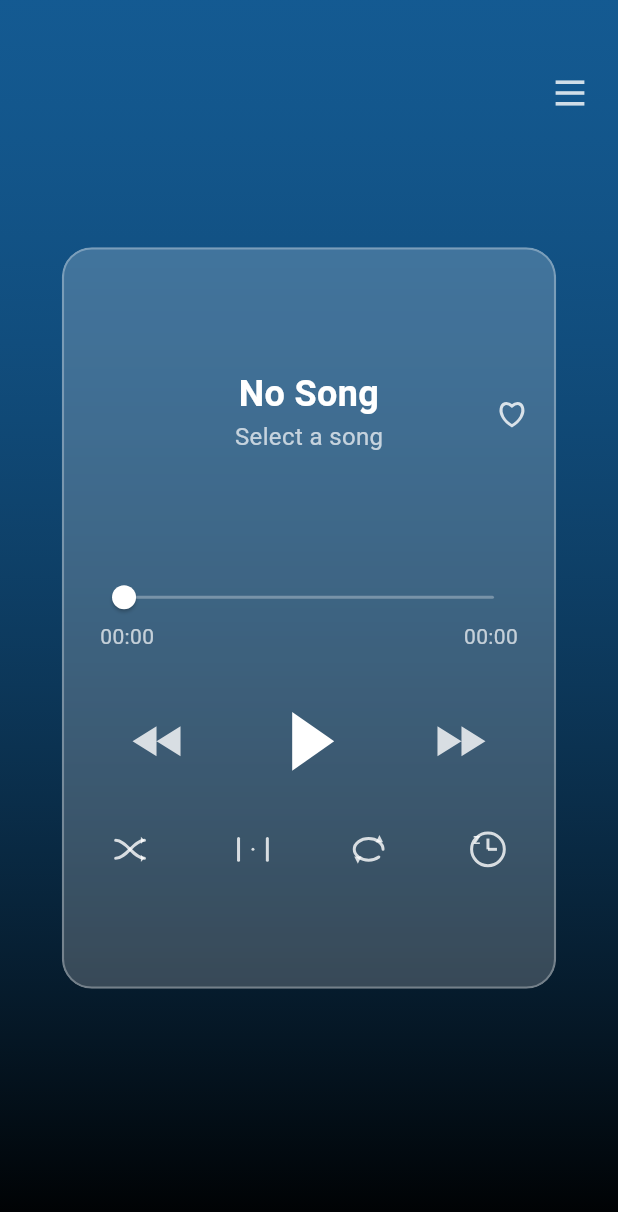
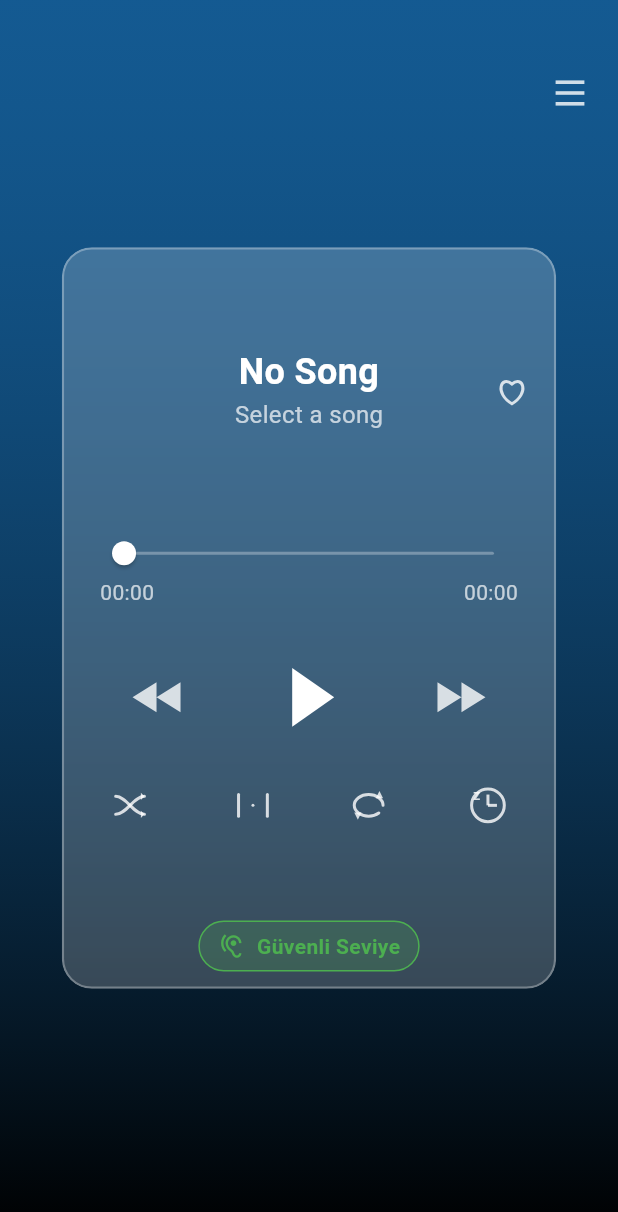
Before and after one commit to mhmtlger12/music-player-app, a Flutter app: the screen it shows after launch, on a phone screen of 412 x 824 dp. Shown: the top 1212 px of the screen. Run offline on Flutter 3.47's test engine with Material 3 defaults, Android fonts, the phone set to English and light mode, and no system bars; our stand-ins replace bloc, equatable, flutter_bloc, just_audio, just_audio_background, local_auth and 5 more; missing offline and left inert: audio_session; Roboto replaces fonts that are missing (Poppins); statements that could not run were skipped.

```diff
--- a/lib/application/bloc/player_bloc.dart
+++ b/lib/application/bloc/player_bloc.dart
@@ -6,6 +6,7 @@ import 'package:just_audio/just_audio.dart';
 import 'package:music_player/services/audio_player_service.dart';
 import 'package:music_player/services/favorites_service.dart';
 import 'package:music_player/services/headphone_detection_service.dart';
+import 'package:music_player/services/audio_level_service.dart';
 import 'package:on_audio_query/on_audio_query.dart';
 
 part 'player_event.dart';
@@ -15,20 +16,24 @@ class PlayerBloc extends Bloc<PlayerEvent, PlayerState> {
   final AudioPlayerService _audioPlayerService;
   final HeadphoneDetectionService _headphoneDetectionService;
   final FavoritesService _favoritesService;
+  final AudioLevelService _audioLevelService;
   StreamSubscription? _playingSubscription;
   StreamSubscription? _positionSubscription;
   StreamSubscription? _durationSubscription;
   StreamSubscription? _headphoneSubscription;
   StreamSubscription? _colorSubscription;
+  StreamSubscription? _levelSubscription;
   Timer? _sleepTimer;
 
   PlayerBloc({
     required AudioPlayerService audioPlayerService,
     required HeadphoneDetectionService headphoneDetectionService,
     required FavoritesService favoritesService,
+    required AudioLevelService audioLevelService,
   })  : _audioPlayerService = audioPlayerService,
         _headphoneDetectionService = headphoneDetectionService,
         _favoritesService = favoritesService,
+        _audioLevelService = audioLevelService,
         super(const PlayerState()) {
     on<PlayRequested>(_onPlayRequested);
     on<PauseRequested>(_onPauseRequested);
@@ -40,6 +45,7 @@ class PlayerBloc extends Bloc<PlayerEvent, PlayerState> {
     on<LoopModeChanged>(_onLoopModeChanged);
     on<FavoriteToggled>(_onFavoriteToggled);
     on<SleepTimerSet>(_onSleepTimerSet);
+    on<_DecibelLevelChanged>(_onDecibelLevelChanged);
 
     _playingSubscription = _audioPlayerService.playingStream.listen((isPlaying) {
       if (isPlaying) {
@@ -70,6 +76,10 @@ class PlayerBloc extends Bloc<PlayerEvent, PlayerState> {
     _colorSubscription = _audioPlayerService.dominantColorStream.listen((color) {
       emit(state.copyWith(dominantColor: color));
     });
+
+    _levelSubscription = _audioLevelService.levelStream.listen((level) {
+      add(_DecibelLevelChanged(level));
+    });
   }
 
   @override
@@ -79,6 +89,7 @@ class PlayerBloc extends Bloc<PlayerEvent, PlayerState> {
     _durationSubscription?.cancel();
     _headphoneSubscription?.cancel();
     _colorSubscription?.cancel();
+    _levelSubscription?.cancel();
     _sleepTimer?.cancel();
     return super.close();
   }
@@ -157,4 +168,8 @@ class PlayerBloc extends Bloc<PlayerEvent, PlayerState> {
     }
     emit(state.copyWith(sleepTimerDuration: event.duration));
   }
+
+  void _onDecibelLevelChanged(_DecibelLevelChanged event, Emitter<PlayerState> emit) {
+    emit(state.copyWith(decibelLevel: event.level));
+  }
 }
--- a/lib/application/bloc/player_event.dart
+++ b/lib/application/bloc/player_event.dart
@@ -39,6 +39,14 @@ class SleepTimerSet extends PlayerEvent {
   List<Object> get props => []; // Nullable olduğu için props'a eklemiyoruz
 }
 
+class _DecibelLevelChanged extends PlayerEvent {
+  final double level;
+  const _DecibelLevelChanged(this.level);
+
+  @override
+  List<Object> get props => [level];
+}
+
 class SeekRequested extends PlayerEvent {
   final Duration position;
   const SeekRequested({required this.position});
--- a/lib/application/bloc/player_state.dart
+++ b/lib/application/bloc/player_state.dart
@@ -14,6 +14,7 @@ class PlayerState extends Equatable {
   final Color dominantColor;
   final bool isFavorite;
   final Duration? sleepTimerDuration;
+  final double decibelLevel;
 
   const PlayerState({
     this.status = PlayerStatus.initial,
@@ -26,6 +27,7 @@ class PlayerState extends Equatable {
     this.dominantColor = Colors.blue, // Default color
     this.isFavorite = false,
     this.sleepTimerDuration,
+    this.decibelLevel = -100.0,
   });
 
   PlayerState copyWith({
@@ -39,6 +41,7 @@ class PlayerState extends Equatable {
     Color? dominantColor,
     bool? isFavorite,
     Duration? sleepTimerDuration,
+    double? decibelLevel,
   }) {
     return PlayerState(
       status: status ?? this.status,
@@ -51,9 +54,10 @@ class PlayerState extends Equatable {
       dominantColor: dominantColor ?? this.dominantColor,
       isFavorite: isFavorite ?? this.isFavorite,
       sleepTimerDuration: sleepTimerDuration ?? this.sleepTimerDuration,
+      decibelLevel: decibelLevel ?? this.decibelLevel,
     );
   }
 
   @override
-  List<Object?> get props => [status, currentSong, position, duration, errorMessage, isShuffle, loopMode, dominantColor, isFavorite, sleepTimerDuration];
+  List<Object?> get props => [status, currentSong, position, duration, errorMessage, isShuffle, loopMode, dominantColor, isFavorite, sleepTimerDuration, decibelLevel];
 }
--- a/lib/main.dart
+++ b/lib/main.dart
@@ -6,7 +6,9 @@ import 'package:music_player/presentation/screens/home_screen.dart';
 import 'package:music_player/services/audio_player_service.dart';
 import 'package:music_player/services/favorites_service.dart';
 import 'package:music_player/services/headphone_detection_service.dart';
+import 'package:music_player/services/audio_level_service.dart';
 import 'package:just_audio_background/just_audio_background.dart';
+import 'package:music_player/presentation/screens/auth_screen.dart';
 
 Future<void> main() async { // async yaptık
   // Arkaplan servisini başlat
@@ -40,6 +42,7 @@ Future<void> main() async { // async yaptık
         RepositoryProvider(create: (context) => AudioPlayerService()),
         RepositoryProvider(create: (context) => HeadphoneDetectionService()),
         RepositoryProvider(create: (context) => FavoritesService()),
+        RepositoryProvider(create: (context) => AudioLevelService()),
       ],
       child: const MusicPlayerApp(),
     ),
@@ -56,6 +59,7 @@ class MusicPlayerApp extends StatelessWidget {
         audioPlayerService: RepositoryProvider.of<AudioPlayerService>(context),
         headphoneDetectionService: RepositoryProvider.of<HeadphoneDetectionService>(context),
         favoritesService: RepositoryProvider.of<FavoritesService>(context),
+        audioLevelService: RepositoryProvider.of<AudioLevelService>(context),
       ),
       child: MaterialApp(
         title: 'Ultimate Music Player',
@@ -72,7 +76,7 @@ class MusicPlayerApp extends StatelessWidget {
             secondary: Colors.orange.shade600,
           ),
         ),
-        home: const HomeScreen(),
+        home: const AuthScreen(),
       ),
     );
   }
--- a/lib/presentation/screens/home_screen.dart
+++ b/lib/presentation/screens/home_screen.dart
@@ -13,6 +13,7 @@ import '../widgets/equalizer_icon_painter.dart';
 import '../widgets/favorite_icon_painter.dart';
 import '../widgets/sleep_timer_icon_painter.dart';
 import 'equalizer_bottom_sheet.dart';
+import '../widgets/health_indicator.dart';
 import 'package:sensors_plus/sensors_plus.dart';
 import 'dart:async';
 
@@ -333,6 +334,8 @@ class _HomeScreenState extends State<HomeScreen> with SingleTickerProviderStateM
                               ),
                             ),
                             const Spacer(),
+                            const HealthIndicator(),
+                            const SizedBox(height: 10),
                           ],
                         ),
                       ),
--- /dev/null
+++ b/lib/presentation/widgets/health_indicator.dart
@@ -0,0 +1,49 @@
+import 'package:flutter/material.dart';
+import 'package:flutter_bloc/flutter_bloc.dart';
+import 'package:music_player/application/bloc/player_bloc.dart';
+
+class HealthIndicator extends StatelessWidget {
+  const HealthIndicator({super.key});
+
+  @override
+  Widget build(BuildContext context) {
+    return BlocBuilder<PlayerBloc, PlayerState>(
+      builder: (context, state) {
+        final level = state.decibelLevel;
+        final (color, text) = _getStatus(level);
+
+        return Container(
+          padding: const EdgeInsets.symmetric(horizontal: 12, vertical: 6),
+          decoration: BoxDecoration(
+            color: color.withOpacity(0.2),
+            borderRadius: BorderRadius.circular(20),
+            border: Border.all(color: color),
+          ),
+          child: Row(
+            mainAxisSize: MainAxisSize.min,
+            children: [
+              Icon(Icons.hearing, color: color, size: 18),
+              const SizedBox(width: 8),
+              Text(
+                text,
+                style: TextStyle(color: color, fontWeight: FontWeight.bold),
+              ),
+            ],
+          ),
+        );
+      },
+    );
+  }
+
+  (Color, String) _getStatus(double db) {
+    if (db > -20) { // -20 dB (yaklaşık 90dB SPL) -> Tehlikeli
+      return (Colors.red, "Tehlikeli Seviye!");
+    } else if (db > -30) { // -30 dB (yaklaşık 80dB SPL) -> Dikkat
+      return (Colors.orange, "Yüksek Ses");
+    } else if (db > -40) { // -40 dB (yaklaşık 70dB SPL) -> Güvenli
+      return (Colors.yellow, "Konforlu");
+    } else {
+      return (Colors.green, "Güvenli Seviye");
+    }
+  }
+}
--- a/lib/services/audio_player_service.dart
+++ b/lib/services/audio_player_service.dart
@@ -13,7 +13,6 @@ class AudioPlayerService {
   final OnAudioQuery _audioQuery = OnAudioQuery();
   final StreamController<Color> _dominantColorController = StreamController.broadcast();
 
-  // Ekolayzeri burada tanımlıyoruz
   final _equalizer = AndroidEqualizer();
 
   Stream<Color> get dominantColorStream => _dominantColorController.stream;
@@ -25,6 +24,10 @@ class AudioPlayerService {
         androidAudioEffects: [_equalizer],
       ),
     );
+  }
+
+  Future<void> init() async {
+    await _equalizer.setEnabled(true);
   }
 
   Future<void> setPlaylist(List<SongModel> songs, int initialIndex) async {
--- a/pubspec.yaml
+++ b/pubspec.yaml
@@ -29,6 +29,8 @@ dependencies:
   palette_generator: ^0.3.3+3 # To extract colors from album art
   shared_preferences: ^2.2.2 # For storing favorites
   sensors_plus: ^4.0.2 # For shake detection
+  mic_stream: ^0.7.2 # For audio level monitoring (updated)
+  local_auth: ^2.1.7 # For biometric authentication
 
   cupertino_icons: ^1.0.2
 
```
Also changed, not shown: lib/presentation/screens/auth_screen.dart (added, +61 -0 lines), lib/services/audio_level_service.dart (added, +29 -0 lines), lib/services/auth_service.dart (added, +23 -0 lines), pubspec.lock, 8 other files.
